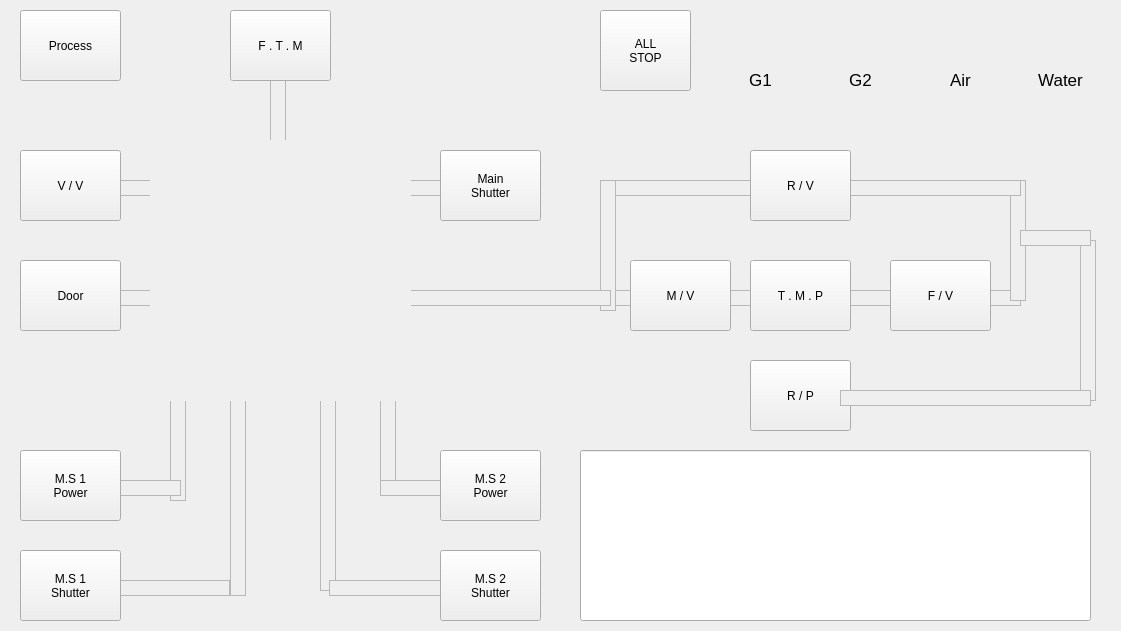
This is ui/Evaporator.ui in LeeJunHeon/Evaporator as Qt 5 draws it before an edit. The edited form follows.
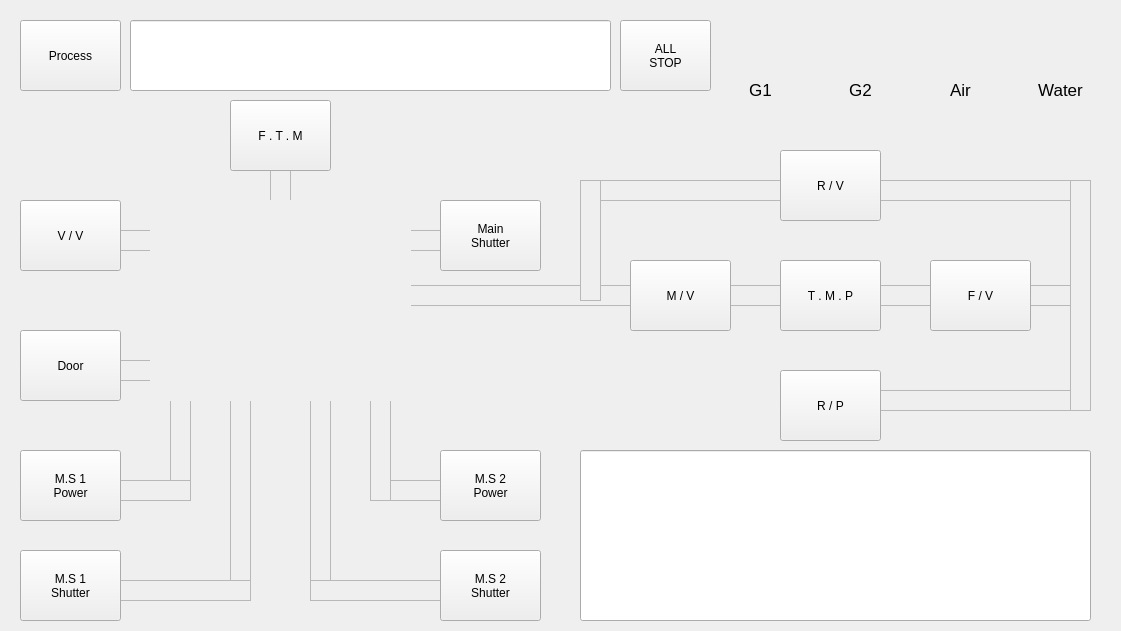
This is the edited form.

Commit message: ui 완료

Diff of the .ui file:
```diff
--- a/ui/Evaporator.ui
+++ b/ui/Evaporator.ui
@@ -29,29 +29,10 @@
     <number>0</number>
    </property>
    <widget class="QWidget" name="page">
-    <widget class="QFrame" name="frame_19">
-     <property name="geometry">
-      <rect>
-       <x>1070</x>
-       <y>240</y>
-       <width>16</width>
-       <height>161</height>
-      </rect>
-     </property>
-     <property name="autoFillBackground">
-      <bool>true</bool>
-     </property>
-     <property name="frameShape">
-      <enum>QFrame::Shape::StyledPanel</enum>
-     </property>
-     <property name="frameShadow">
-      <enum>QFrame::Shadow::Raised</enum>
-     </property>
-    </widget>
     <widget class="QPushButton" name="pushButton_13">
      <property name="geometry">
       <rect>
-       <x>740</x>
+       <x>770</x>
        <y>260</y>
        <width>101</width>
        <height>71</height>
@@ -61,63 +42,6 @@
       <string>T . M . P</string>
      </property>
     </widget>
-    <widget class="QFrame" name="frame_7">
-     <property name="geometry">
-      <rect>
-       <x>90</x>
-       <y>290</y>
-       <width>71</width>
-       <height>16</height>
-      </rect>
-     </property>
-     <property name="autoFillBackground">
-      <bool>true</bool>
-     </property>
-     <property name="frameShape">
-      <enum>QFrame::Shape::StyledPanel</enum>
-     </property>
-     <property name="frameShadow">
-      <enum>QFrame::Shadow::Raised</enum>
-     </property>
-    </widget>
-    <widget class="QFrame" name="frame_9">
-     <property name="geometry">
-      <rect>
-       <x>160</x>
-       <y>360</y>
-       <width>16</width>
-       <height>141</height>
-      </rect>
-     </property>
-     <property name="autoFillBackground">
-      <bool>true</bool>
-     </property>
-     <property name="frameShape">
-      <enum>QFrame::Shape::StyledPanel</enum>
-     </property>
-     <property name="frameShadow">
-      <enum>QFrame::Shadow::Raised</enum>
-     </property>
-    </widget>
-    <widget class="QFrame" name="frame_8">
-     <property name="geometry">
-      <rect>
-       <x>370</x>
-       <y>350</y>
-       <width>16</width>
-       <height>141</height>
-      </rect>
-     </property>
-     <property name="autoFillBackground">
-      <bool>true</bool>
-     </property>
-     <property name="frameShape">
-      <enum>QFrame::Shape::StyledPanel</enum>
-     </property>
-     <property name="frameShadow">
-      <enum>QFrame::Shadow::Raised</enum>
-     </property>
-    </widget>
     <widget class="QPushButton" name="ms2powerBtn">
      <property name="geometry">
       <rect>
@@ -136,7 +60,7 @@
      <property name="geometry">
       <rect>
        <x>220</x>
-       <y>10</y>
+       <y>100</y>
        <width>101</width>
        <height>71</height>
       </rect>
@@ -148,8 +72,8 @@
     <widget class="QPushButton" name="rpBtn">
      <property name="geometry">
       <rect>
-       <x>740</x>
-       <y>360</y>
+       <x>770</x>
+       <y>370</y>
        <width>101</width>
        <height>71</height>
       </rect>
@@ -158,25 +82,6 @@
       <string>R / P</string>
      </property>
     </widget>
-    <widget class="QFrame" name="frame_13">
-     <property name="geometry">
-      <rect>
-       <x>590</x>
-       <y>290</y>
-       <width>421</width>
-       <height>16</height>
-      </rect>
-     </property>
-     <property name="autoFillBackground">
-      <bool>true</bool>
-     </property>
-     <property name="frameShape">
-      <enum>QFrame::Shape::StyledPanel</enum>
-     </property>
-     <property name="frameShadow">
-      <enum>QFrame::Shadow::Raised</enum>
-     </property>
-    </widget>
     <widget class="QPushButton" name="mvBtn">
      <property name="geometry">
       <rect>
@@ -194,114 +99,19 @@
      <property name="geometry">
       <rect>
        <x>140</x>
-       <y>140</y>
+       <y>200</y>
        <width>261</width>
-       <height>261</height>
+       <height>201</height>
       </rect>
      </property>
      <property name="autoFillBackground">
       <bool>true</bool>
      </property>
     </widget>
-    <widget class="QFrame" name="frame_2">
-     <property name="geometry">
-      <rect>
-       <x>100</x>
-       <y>580</y>
-       <width>120</width>
-       <height>16</height>
-      </rect>
-     </property>
-     <property name="autoFillBackground">
-      <bool>true</bool>
-     </property>
-     <property name="frameShape">
-      <enum>QFrame::Shape::StyledPanel</enum>
-     </property>
-     <property name="frameShadow">
-      <enum>QFrame::Shadow::Raised</enum>
-     </property>
-    </widget>
-    <widget class="QFrame" name="frame_6">
-     <property name="geometry">
-      <rect>
-       <x>310</x>
-       <y>360</y>
-       <width>16</width>
-       <height>231</height>
-      </rect>
-     </property>
-     <property name="autoFillBackground">
-      <bool>true</bool>
-     </property>
-     <property name="frameShape">
-      <enum>QFrame::Shape::StyledPanel</enum>
-     </property>
-     <property name="frameShadow">
-      <enum>QFrame::Shadow::Raised</enum>
-     </property>
-    </widget>
-    <widget class="QFrame" name="frame_16">
-     <property name="geometry">
-      <rect>
-       <x>1000</x>
-       <y>180</y>
-       <width>16</width>
-       <height>121</height>
-      </rect>
-     </property>
-     <property name="autoFillBackground">
-      <bool>true</bool>
-     </property>
-     <property name="frameShape">
-      <enum>QFrame::Shape::StyledPanel</enum>
-     </property>
-     <property name="frameShadow">
-      <enum>QFrame::Shadow::Raised</enum>
-     </property>
-    </widget>
-    <widget class="QFrame" name="frame_4">
-     <property name="geometry">
-      <rect>
-       <x>319</x>
-       <y>580</y>
-       <width>121</width>
-       <height>16</height>
-      </rect>
-     </property>
-     <property name="autoFillBackground">
-      <bool>true</bool>
-     </property>
-     <property name="frameShape">
-      <enum>QFrame::Shape::StyledPanel</enum>
-     </property>
-     <property name="frameShadow">
-      <enum>QFrame::Shadow::Raised</enum>
-     </property>
-    </widget>
-    <widget class="QFrame" name="frame_3">
-     <property name="geometry">
-      <rect>
-       <x>370</x>
-       <y>480</y>
-       <width>71</width>
-       <height>16</height>
-      </rect>
-     </property>
-     <property name="autoFillBackground">
-      <bool>true</bool>
-     </property>
-     <property name="frameShape">
-      <enum>QFrame::Shape::StyledPanel</enum>
-     </property>
-     <property name="frameShadow">
-      <enum>QFrame::Shadow::Raised</enum>
-     </property>
-    </widget>
     <widget class="QPushButton" name="fvBtn">
      <property name="geometry">
       <rect>
-       <x>880</x>
+       <x>920</x>
        <y>260</y>
        <width>101</width>
        <height>71</height>
@@ -311,49 +121,11 @@
       <string>F / V</string>
      </property>
     </widget>
-    <widget class="QFrame" name="frame_5">
-     <property name="geometry">
-      <rect>
-       <x>220</x>
-       <y>365</y>
-       <width>16</width>
-       <height>231</height>
-      </rect>
-     </property>
-     <property name="autoFillBackground">
-      <bool>true</bool>
-     </property>
-     <property name="frameShape">
-      <enum>QFrame::Shape::StyledPanel</enum>
-     </property>
-     <property name="frameShadow">
-      <enum>QFrame::Shadow::Raised</enum>
-     </property>
-    </widget>
-    <widget class="QFrame" name="frame_10">
-     <property name="geometry">
-      <rect>
-       <x>90</x>
-       <y>180</y>
-       <width>71</width>
-       <height>16</height>
-      </rect>
-     </property>
-     <property name="autoFillBackground">
-      <bool>true</bool>
-     </property>
-     <property name="frameShape">
-      <enum>QFrame::Shape::StyledPanel</enum>
-     </property>
-     <property name="frameShadow">
-      <enum>QFrame::Shadow::Raised</enum>
-     </property>
-    </widget>
     <widget class="QPushButton" name="processBtn">
      <property name="geometry">
       <rect>
        <x>10</x>
-       <y>10</y>
+       <y>20</y>
        <width>101</width>
        <height>71</height>
       </rect>
@@ -362,87 +134,11 @@
       <string>Process</string>
      </property>
     </widget>
-    <widget class="QFrame" name="frame_18">
-     <property name="geometry">
-      <rect>
-       <x>830</x>
-       <y>390</y>
-       <width>251</width>
-       <height>16</height>
-      </rect>
-     </property>
-     <property name="autoFillBackground">
-      <bool>true</bool>
-     </property>
-     <property name="frameShape">
-      <enum>QFrame::Shape::StyledPanel</enum>
-     </property>
-     <property name="frameShadow">
-      <enum>QFrame::Shadow::Raised</enum>
-     </property>
-    </widget>
-    <widget class="QFrame" name="frame_14">
-     <property name="geometry">
-      <rect>
-       <x>590</x>
-       <y>180</y>
-       <width>421</width>
-       <height>16</height>
-      </rect>
-     </property>
-     <property name="autoFillBackground">
-      <bool>true</bool>
-     </property>
-     <property name="frameShape">
-      <enum>QFrame::Shape::StyledPanel</enum>
-     </property>
-     <property name="frameShadow">
-      <enum>QFrame::Shadow::Raised</enum>
-     </property>
-    </widget>
-    <widget class="QFrame" name="frame_11">
-     <property name="geometry">
-      <rect>
-       <x>380</x>
-       <y>180</y>
-       <width>71</width>
-       <height>16</height>
-      </rect>
-     </property>
-     <property name="autoFillBackground">
-      <bool>true</bool>
-     </property>
-     <property name="frameShape">
-      <enum>QFrame::Shape::StyledPanel</enum>
-     </property>
-     <property name="frameShadow">
-      <enum>QFrame::Shadow::Raised</enum>
-     </property>
-    </widget>
-    <widget class="QFrame" name="frame">
-     <property name="geometry">
-      <rect>
-       <x>100</x>
-       <y>480</y>
-       <width>71</width>
-       <height>16</height>
-      </rect>
-     </property>
-     <property name="autoFillBackground">
-      <bool>true</bool>
-     </property>
-     <property name="frameShape">
-      <enum>QFrame::Shape::StyledPanel</enum>
-     </property>
-     <property name="frameShadow">
-      <enum>QFrame::Shadow::Raised</enum>
-     </property>
-    </widget>
     <widget class="QPushButton" name="vvBtn">
      <property name="geometry">
       <rect>
        <x>10</x>
-       <y>150</y>
+       <y>200</y>
        <width>101</width>
        <height>71</height>
       </rect>
@@ -451,30 +147,11 @@
       <string>V / V</string>
      </property>
     </widget>
-    <widget class="QFrame" name="frame_20">
-     <property name="geometry">
-      <rect>
-       <x>1010</x>
-       <y>230</y>
-       <width>71</width>
-       <height>16</height>
-      </rect>
-     </property>
-     <property name="autoFillBackground">
-      <bool>true</bool>
-     </property>
-     <property name="frameShape">
-      <enum>QFrame::Shape::StyledPanel</enum>
-     </property>
-     <property name="frameShadow">
-      <enum>QFrame::Shadow::Raised</enum>
-     </property>
-    </widget>
     <widget class="QPushButton" name="doorBtn">
      <property name="geometry">
       <rect>
        <x>10</x>
-       <y>260</y>
+       <y>330</y>
        <width>101</width>
        <height>71</height>
       </rect>
@@ -497,25 +174,6 @@
 Shutter</string>
      </property>
     </widget>
-    <widget class="QFrame" name="frame_15">
-     <property name="geometry">
-      <rect>
-       <x>590</x>
-       <y>180</y>
-       <width>16</width>
-       <height>131</height>
-      </rect>
-     </property>
-     <property name="autoFillBackground">
-      <bool>true</bool>
-     </property>
-     <property name="frameShape">
-      <enum>QFrame::Shape::StyledPanel</enum>
-     </property>
-     <property name="frameShadow">
-      <enum>QFrame::Shadow::Raised</enum>
-     </property>
-    </widget>
     <widget class="QPushButton" name="ms1shutterBtn">
      <property name="geometry">
       <rect>
@@ -530,30 +188,11 @@
 Shutter</string>
      </property>
     </widget>
-    <widget class="QFrame" name="frame_12">
-     <property name="geometry">
-      <rect>
-       <x>260</x>
-       <y>60</y>
-       <width>16</width>
-       <height>101</height>
-      </rect>
-     </property>
-     <property name="autoFillBackground">
-      <bool>true</bool>
-     </property>
-     <property name="frameShape">
-      <enum>QFrame::Shape::StyledPanel</enum>
-     </property>
-     <property name="frameShadow">
-      <enum>QFrame::Shadow::Raised</enum>
-     </property>
-    </widget>
     <widget class="QPushButton" name="mainshutterBtn">
      <property name="geometry">
       <rect>
        <x>430</x>
-       <y>150</y>
+       <y>200</y>
        <width>101</width>
        <height>71</height>
       </rect>
@@ -567,9 +206,9 @@
      <property name="geometry">
       <rect>
        <x>360</x>
-       <y>290</y>
-       <width>241</width>
-       <height>16</height>
+       <y>285</y>
+       <width>721</width>
+       <height>21</height>
       </rect>
      </property>
      <property name="autoFillBackground">
@@ -596,7 +235,7 @@
 Power</string>
      </property>
     </widget>
-    <widget class="QLineEdit" name="processMonitor_HMI">
+    <widget class="QLineEdit" name="hmiLogWindow">
      <property name="geometry">
       <rect>
        <x>570</x>
@@ -605,14 +244,19 @@
        <height>171</height>
       </rect>
      </property>
+     <property name="font">
+      <font>
+       <pointsize>11</pointsize>
+      </font>
+     </property>
     </widget>
     <widget class="QPushButton" name="allstopBtn">
      <property name="geometry">
       <rect>
-       <x>590</x>
-       <y>10</y>
+       <x>610</x>
+       <y>20</y>
        <width>91</width>
-       <height>81</height>
+       <height>71</height>
       </rect>
      </property>
      <property name="text">
@@ -624,7 +268,7 @@
      <property name="geometry">
       <rect>
        <x>720</x>
-       <y>70</y>
+       <y>80</y>
        <width>61</width>
        <height>20</height>
       </rect>
@@ -645,7 +289,7 @@
      <property name="geometry">
       <rect>
        <x>820</x>
-       <y>70</y>
+       <y>80</y>
        <width>61</width>
        <height>20</height>
       </rect>
@@ -666,7 +310,7 @@
      <property name="geometry">
       <rect>
        <x>920</x>
-       <y>70</y>
+       <y>80</y>
        <width>61</width>
        <height>20</height>
       </rect>
@@ -687,7 +331,7 @@
      <property name="geometry">
       <rect>
        <x>1020</x>
-       <y>70</y>
+       <y>80</y>
        <width>61</width>
        <height>20</height>
       </rect>
@@ -708,7 +352,7 @@
      <property name="geometry">
       <rect>
        <x>720</x>
-       <y>10</y>
+       <y>20</y>
        <width>61</width>
        <height>61</height>
       </rect>
@@ -721,7 +365,7 @@
      <property name="geometry">
       <rect>
        <x>820</x>
-       <y>10</y>
+       <y>20</y>
        <width>61</width>
        <height>61</height>
       </rect>
@@ -734,7 +378,7 @@
      <property name="geometry">
       <rect>
        <x>920</x>
-       <y>10</y>
+       <y>20</y>
        <width>61</width>
        <height>61</height>
       </rect>
@@ -747,7 +391,7 @@
      <property name="geometry">
       <rect>
        <x>1020</x>
-       <y>10</y>
+       <y>20</y>
        <width>61</width>
        <height>61</height>
       </rect>
@@ -759,7 +403,7 @@
     <widget class="QPushButton" name="rvBtn">
      <property name="geometry">
       <rect>
-       <x>740</x>
+       <x>770</x>
        <y>150</y>
        <width>101</width>
        <height>71</height>
@@ -769,41 +413,349 @@
       <string>R / V</string>
      </property>
     </widget>
-    <zorder>frame_2</zorder>
-    <zorder>frame_19</zorder>
-    <zorder>frame_7</zorder>
-    <zorder>frame_9</zorder>
-    <zorder>frame_8</zorder>
+    <widget class="QFrame" name="frame_20">
+     <property name="geometry">
+      <rect>
+       <x>570</x>
+       <y>180</y>
+       <width>21</width>
+       <height>121</height>
+      </rect>
+     </property>
+     <property name="autoFillBackground">
+      <bool>true</bool>
+     </property>
+     <property name="frameShape">
+      <enum>QFrame::Shape::StyledPanel</enum>
+     </property>
+     <property name="frameShadow">
+      <enum>QFrame::Shadow::Raised</enum>
+     </property>
+    </widget>
+    <widget class="QFrame" name="frame_21">
+     <property name="geometry">
+      <rect>
+       <x>570</x>
+       <y>180</y>
+       <width>511</width>
+       <height>21</height>
+      </rect>
+     </property>
+     <property name="autoFillBackground">
+      <bool>true</bool>
+     </property>
+     <property name="frameShape">
+      <enum>QFrame::Shape::StyledPanel</enum>
+     </property>
+     <property name="frameShadow">
+      <enum>QFrame::Shadow::Raised</enum>
+     </property>
+    </widget>
+    <widget class="QFrame" name="frame_22">
+     <property name="geometry">
+      <rect>
+       <x>1060</x>
+       <y>180</y>
+       <width>21</width>
+       <height>231</height>
+      </rect>
+     </property>
+     <property name="autoFillBackground">
+      <bool>true</bool>
+     </property>
+     <property name="frameShape">
+      <enum>QFrame::Shape::StyledPanel</enum>
+     </property>
+     <property name="frameShadow">
+      <enum>QFrame::Shadow::Raised</enum>
+     </property>
+    </widget>
+    <widget class="QFrame" name="frame_18">
+     <property name="geometry">
+      <rect>
+       <x>850</x>
+       <y>390</y>
+       <width>231</width>
+       <height>21</height>
+      </rect>
+     </property>
+     <property name="autoFillBackground">
+      <bool>true</bool>
+     </property>
+     <property name="frameShape">
+      <enum>QFrame::Shape::StyledPanel</enum>
+     </property>
+     <property name="frameShadow">
+      <enum>QFrame::Shadow::Raised</enum>
+     </property>
+    </widget>
+    <widget class="QFrame" name="frame_23">
+     <property name="geometry">
+      <rect>
+       <x>90</x>
+       <y>230</y>
+       <width>61</width>
+       <height>21</height>
+      </rect>
+     </property>
+     <property name="autoFillBackground">
+      <bool>true</bool>
+     </property>
+     <property name="frameShape">
+      <enum>QFrame::Shape::StyledPanel</enum>
+     </property>
+     <property name="frameShadow">
+      <enum>QFrame::Shadow::Raised</enum>
+     </property>
+    </widget>
+    <widget class="QFrame" name="frame_24">
+     <property name="geometry">
+      <rect>
+       <x>390</x>
+       <y>230</y>
+       <width>61</width>
+       <height>21</height>
+      </rect>
+     </property>
+     <property name="autoFillBackground">
+      <bool>true</bool>
+     </property>
+     <property name="frameShape">
+      <enum>QFrame::Shape::StyledPanel</enum>
+     </property>
+     <property name="frameShadow">
+      <enum>QFrame::Shadow::Raised</enum>
+     </property>
+    </widget>
+    <widget class="QFrame" name="frame_25">
+     <property name="geometry">
+      <rect>
+       <x>90</x>
+       <y>360</y>
+       <width>61</width>
+       <height>21</height>
+      </rect>
+     </property>
+     <property name="autoFillBackground">
+      <bool>true</bool>
+     </property>
+     <property name="frameShape">
+      <enum>QFrame::Shape::StyledPanel</enum>
+     </property>
+     <property name="frameShadow">
+      <enum>QFrame::Shadow::Raised</enum>
+     </property>
+    </widget>
+    <widget class="QFrame" name="frame_26">
+     <property name="geometry">
+      <rect>
+       <x>100</x>
+       <y>480</y>
+       <width>81</width>
+       <height>21</height>
+      </rect>
+     </property>
+     <property name="autoFillBackground">
+      <bool>true</bool>
+     </property>
+     <property name="frameShape">
+      <enum>QFrame::Shape::StyledPanel</enum>
+     </property>
+     <property name="frameShadow">
+      <enum>QFrame::Shadow::Raised</enum>
+     </property>
+    </widget>
+    <widget class="QFrame" name="frame_27">
+     <property name="geometry">
+      <rect>
+       <x>160</x>
+       <y>390</y>
+       <width>21</width>
+       <height>111</height>
+      </rect>
+     </property>
+     <property name="autoFillBackground">
+      <bool>true</bool>
+     </property>
+     <property name="frameShape">
+      <enum>QFrame::Shape::StyledPanel</enum>
+     </property>
+     <property name="frameShadow">
+      <enum>QFrame::Shadow::Raised</enum>
+     </property>
+    </widget>
+    <widget class="QFrame" name="frame_28">
+     <property name="geometry">
+      <rect>
+       <x>220</x>
+       <y>390</y>
+       <width>21</width>
+       <height>211</height>
+      </rect>
+     </property>
+     <property name="autoFillBackground">
+      <bool>true</bool>
+     </property>
+     <property name="frameShape">
+      <enum>QFrame::Shape::StyledPanel</enum>
+     </property>
+     <property name="frameShadow">
+      <enum>QFrame::Shadow::Raised</enum>
+     </property>
+    </widget>
+    <widget class="QFrame" name="frame_29">
+     <property name="geometry">
+      <rect>
+       <x>100</x>
+       <y>580</y>
+       <width>141</width>
+       <height>21</height>
+      </rect>
+     </property>
+     <property name="autoFillBackground">
+      <bool>true</bool>
+     </property>
+     <property name="frameShape">
+      <enum>QFrame::Shape::StyledPanel</enum>
+     </property>
+     <property name="frameShadow">
+      <enum>QFrame::Shadow::Raised</enum>
+     </property>
+    </widget>
+    <widget class="QFrame" name="frame_30">
+     <property name="geometry">
+      <rect>
+       <x>300</x>
+       <y>390</y>
+       <width>21</width>
+       <height>211</height>
+      </rect>
+     </property>
+     <property name="autoFillBackground">
+      <bool>true</bool>
+     </property>
+     <property name="frameShape">
+      <enum>QFrame::Shape::StyledPanel</enum>
+     </property>
+     <property name="frameShadow">
+      <enum>QFrame::Shadow::Raised</enum>
+     </property>
+    </widget>
+    <widget class="QFrame" name="frame_31">
+     <property name="geometry">
+      <rect>
+       <x>300</x>
+       <y>580</y>
+       <width>141</width>
+       <height>21</height>
+      </rect>
+     </property>
+     <property name="autoFillBackground">
+      <bool>true</bool>
+     </property>
+     <property name="frameShape">
+      <enum>QFrame::Shape::StyledPanel</enum>
+     </property>
+     <property name="frameShadow">
+      <enum>QFrame::Shadow::Raised</enum>
+     </property>
+    </widget>
+    <widget class="QFrame" name="frame_32">
+     <property name="geometry">
+      <rect>
+       <x>360</x>
+       <y>480</y>
+       <width>81</width>
+       <height>21</height>
+      </rect>
+     </property>
+     <property name="autoFillBackground">
+      <bool>true</bool>
+     </property>
+     <property name="frameShape">
+      <enum>QFrame::Shape::StyledPanel</enum>
+     </property>
+     <property name="frameShadow">
+      <enum>QFrame::Shadow::Raised</enum>
+     </property>
+    </widget>
+    <widget class="QFrame" name="frame_33">
+     <property name="geometry">
+      <rect>
+       <x>360</x>
+       <y>390</y>
+       <width>21</width>
+       <height>111</height>
+      </rect>
+     </property>
+     <property name="autoFillBackground">
+      <bool>true</bool>
+     </property>
+     <property name="frameShape">
+      <enum>QFrame::Shape::StyledPanel</enum>
+     </property>
+     <property name="frameShadow">
+      <enum>QFrame::Shadow::Raised</enum>
+     </property>
+    </widget>
+    <widget class="QFrame" name="frame_34">
+     <property name="geometry">
+      <rect>
+       <x>260</x>
+       <y>140</y>
+       <width>21</width>
+       <height>71</height>
+      </rect>
+     </property>
+     <property name="autoFillBackground">
+      <bool>true</bool>
+     </property>
+     <property name="frameShape">
+      <enum>QFrame::Shape::StyledPanel</enum>
+     </property>
+     <property name="frameShadow">
+      <enum>QFrame::Shadow::Raised</enum>
+     </property>
+    </widget>
+    <widget class="QLineEdit" name="processMonitor_HMI">
+     <property name="geometry">
+      <rect>
+       <x>120</x>
+       <y>20</y>
+       <width>481</width>
+       <height>71</height>
+      </rect>
+     </property>
+    </widget>
+    <zorder>frame_34</zorder>
+    <zorder>frame_30</zorder>
+    <zorder>frame_28</zorder>
+    <zorder>frame_32</zorder>
+    <zorder>frame_33</zorder>
+    <zorder>frame_31</zorder>
+    <zorder>frame_29</zorder>
+    <zorder>frame_27</zorder>
+    <zorder>frame_26</zorder>
+    <zorder>frame_25</zorder>
+    <zorder>frame_24</zorder>
+    <zorder>frame_23</zorder>
+    <zorder>frame_18</zorder>
+    <zorder>frame_21</zorder>
+    <zorder>frame_17</zorder>
     <zorder>rpBtn</zorder>
-    <zorder>frame_13</zorder>
     <zorder>mvBtn</zorder>
-    <zorder>frame_6</zorder>
-    <zorder>frame_16</zorder>
-    <zorder>frame_4</zorder>
-    <zorder>frame_3</zorder>
     <zorder>fvBtn</zorder>
-    <zorder>frame_5</zorder>
-    <zorder>frame_10</zorder>
     <zorder>processBtn</zorder>
-    <zorder>frame_18</zorder>
-    <zorder>frame_14</zorder>
-    <zorder>frame_11</zorder>
-    <zorder>frame</zorder>
     <zorder>vvBtn</zorder>
-    <zorder>frame_20</zorder>
     <zorder>doorBtn</zorder>
     <zorder>ms2shutterBtn</zorder>
-    <zorder>frame_15</zorder>
     <zorder>ms1shutterBtn</zorder>
-    <zorder>frame_12</zorder>
-    <zorder>mainshutterBtn</zorder>
-    <zorder>frame_17</zorder>
     <zorder>ms1powerBtn</zorder>
     <zorder>pushButton_13</zorder>
     <zorder>ms2powerBtn</zorder>
     <zorder>ftmBtn</zorder>
     <zorder>widget</zorder>
-    <zorder>processMonitor_HMI</zorder>
+    <zorder>hmiLogWindow</zorder>
     <zorder>allstopBtn</zorder>
     <zorder>label</zorder>
     <zorder>label_2</zorder>
@@ -814,6 +766,10 @@
     <zorder>g2_indicator_4</zorder>
     <zorder>g2_indicator_5</zorder>
     <zorder>rvBtn</zorder>
+    <zorder>frame_20</zorder>
+    <zorder>frame_22</zorder>
+    <zorder>mainshutterBtn</zorder>
+    <zorder>processMonitor_HMI</zorder>
    </widget>
    <widget class="QWidget" name="page_2">
     <widget class="QLineEdit" name="materialEdit">
```
The commit also changes 1 other file.
